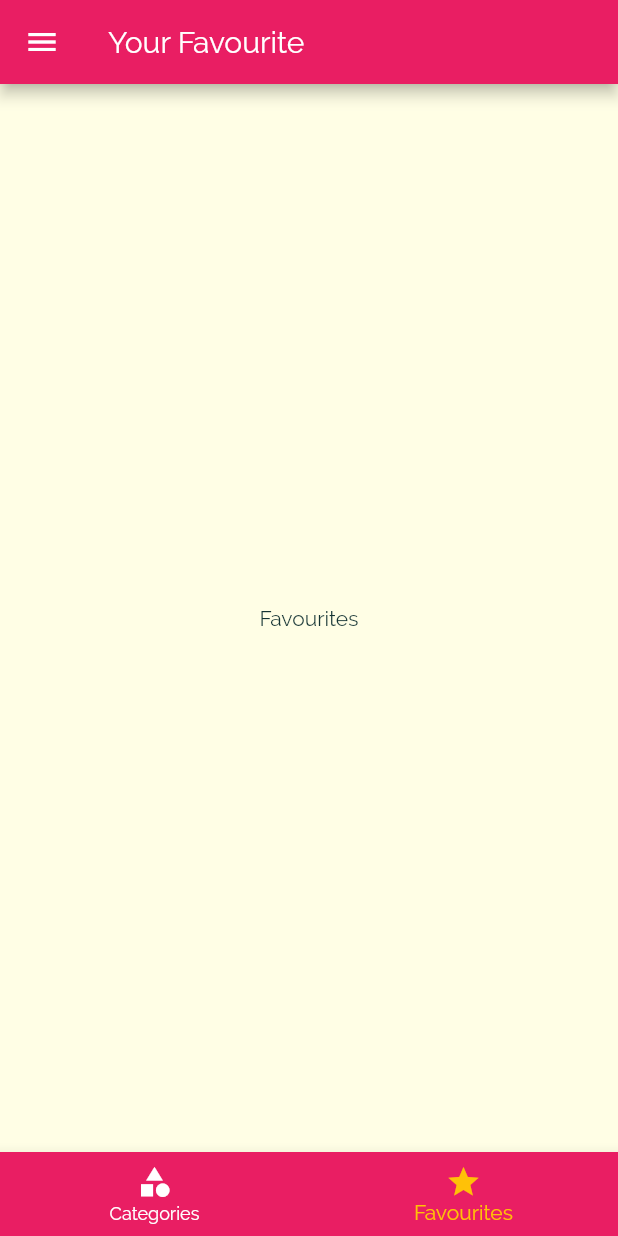
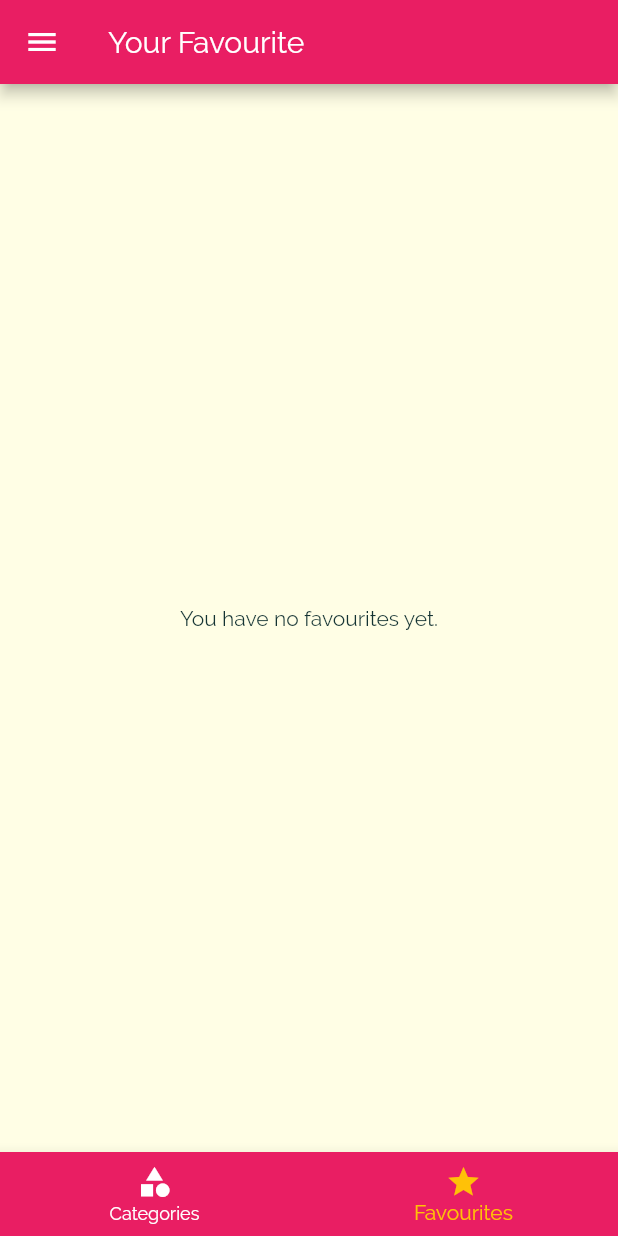
Before and after one commit to My-Flutter-Learning/meals_app, a Flutter app: the screen it shows after launch, item 2 of the bottom bar chosen, on a phone screen of 412 x 824 dp. Run offline on Flutter 3.47's test engine with Material 2 defaults, Android fonts, the phone set to English and light mode, and no system bars.

Commit message:
Addind a Mark as Favourite feature

```diff
--- a/lib/main.dart
+++ b/lib/main.dart
@@ -27,6 +27,7 @@ class _MyAppState extends State<MyApp> {
   };
 
   List<Meals> _availableMeals = DUMMY_MEALS;
+  List<Meals> _favouriteMeals = [];
 
   void _setFilters(Map<String, bool> filterData) {
     setState(() {
@@ -50,6 +51,25 @@ class _MyAppState extends State<MyApp> {
     });
   }
 
+  void _toggleFavourites(String mealId) {
+    final existingIndex =
+        _favouriteMeals.indexWhere((meal) => meal.id == mealId);
+    if (existingIndex >= 0) {
+      setState(() {
+        _favouriteMeals.removeAt(existingIndex);
+      });
+    } else {
+      setState(() {
+        _favouriteMeals
+            .add(DUMMY_MEALS.firstWhere((meal) => meal.id == mealId));
+      });
+    }
+  }
+
+  bool _isMealFavourite (String id) {
+    return _favouriteMeals.any((meal) => meal.id == id);
+  }
+
   @override
   Widget build(BuildContext context) {
     return MaterialApp(
@@ -67,11 +87,12 @@ class _MyAppState extends State<MyApp> {
                 fontFamily: 'RobotoCondensed',
                 fontWeight: FontWeight.w500,
               ))),
-      home: const TabsScreen(),
+      home: TabsScreen(_favouriteMeals),
       routes: {
         CategoryMealsScreen.routeName: (context) =>
             CategoryMealsScreen(_availableMeals),
-        MealDetailScreen.routeName: (context) => const MealDetailScreen(),
+        MealDetailScreen.routeName: (context) =>
+            MealDetailScreen(_toggleFavourites, _isMealFavourite),
         FilterScreen.routeName: (context) => FilterScreen(_filters, _setFilters)
       },
       // This is used as a last resort i.e as a fallback page.
--- a/lib/screens/category_meals_screen.dart
+++ b/lib/screens/category_meals_screen.dart
@@ -57,7 +57,6 @@ class _CategoryMealsScreenState extends State<CategoryMealsScreen> {
               duration: displayedMeals[index].duration,
               complexity: displayedMeals[index].complexity,
               affordability: displayedMeals[index].affordability,
-              removeItem: _removeMeal,
             );
           },
           itemCount: displayedMeals.length,
--- a/lib/screens/favourites_screen.dart
+++ b/lib/screens/favourites_screen.dart
@@ -1,12 +1,27 @@
 import 'package:flutter/material.dart';
+import '../widgets/meal_item.dart';
+import '../models/meals.dart';
 
 class FavouritesScreen extends StatelessWidget {
-  const FavouritesScreen({ Key? key }) : super(key: key);
+  final List<Meals> favouriteMeals;
+
+  const FavouritesScreen(this.favouriteMeals, {Key? key}) : super(key: key);
 
   @override
   Widget build(BuildContext context) {
-    return const Center(
-      child: Text('Favourites')
-    );
+    if (favouriteMeals.isEmpty) {
+      return const Center(child: Text('You have no favourites yet.'));
+    } else {
+      return ListView.builder(itemBuilder: ((context, index) {
+        return MealItem(
+          id: favouriteMeals[index].id,
+          title: favouriteMeals[index].title,
+          imageUrl: favouriteMeals[index].imageUrl,
+          duration: favouriteMeals[index].duration,
+          complexity: favouriteMeals[index].complexity,
+          affordability: favouriteMeals[index].affordability,
+        );
+      }) , itemCount: favouriteMeals.length);
+    }
   }
 }
--- a/lib/screens/tabs_screen.dart
+++ b/lib/screens/tabs_screen.dart
@@ -1,20 +1,30 @@
 import 'package:flutter/material.dart';
-import 'package:meals_app/screens/categories_screen.dart';
-import 'package:meals_app/screens/favourites_screen.dart';
-import 'package:meals_app/widgets/main_drawer.dart';
+import '../screens/categories_screen.dart';
+import '../screens/favourites_screen.dart';
+import '../widgets/main_drawer.dart';
+import '../models/meals.dart';
 
 class TabsScreen extends StatefulWidget {
-  const TabsScreen({Key? key}) : super(key: key);
+  final List<Meals> favouriteMeals;
+  const TabsScreen(this.favouriteMeals, {Key? key}) : super(key: key);
 
   @override
   State<TabsScreen> createState() => _TabsScreenState();
 }
 
 class _TabsScreenState extends State<TabsScreen> {
-  final List<Map<String, Object>> _pages = [
-    {'page': const CategoriesScreen(), 'title': 'Categories'},
-    {'page': const FavouritesScreen(), 'title': 'Your Favourite'}
-  ];
+  late List<Map<String, Object>> _pages;
+
+  @override
+  void initState() {
+
+    _pages = [
+      {'page': const CategoriesScreen(), 'title': 'Categories'},
+      {'page': FavouritesScreen(widget.favouriteMeals), 'title': 'Your Favourite'}
+    ];
+
+    super.initState();
+  }
 
   int _selectedPageIndex = 0;
 
@@ -27,7 +37,8 @@ class _TabsScreenState extends State<TabsScreen> {
   @override
   Widget build(BuildContext context) {
     return Scaffold(
-      appBar: AppBar(title:  Text(_pages[_selectedPageIndex]['title'] as String)),
+      appBar:
+          AppBar(title: Text(_pages[_selectedPageIndex]['title'] as String)),
       drawer: const MainDrawer(),
       body: _pages[_selectedPageIndex]['page'] as Widget,
       bottomNavigationBar: BottomNavigationBar(
--- a/lib/widgets/meal_item.dart
+++ b/lib/widgets/meal_item.dart
@@ -9,7 +9,6 @@ class MealItem extends StatelessWidget {
   final int? duration;
   final Complexity? complexity;
   final Affordability? affordability;
-  final Function? removeItem;
 
   const MealItem(
       {@required this.id,
@@ -18,7 +17,6 @@ class MealItem extends StatelessWidget {
       @required this.duration,
       @required this.complexity,
       @required this.affordability,
-      @required this.removeItem,
       Key? key})
       : super(key: key);
 
@@ -52,7 +50,7 @@ class MealItem extends StatelessWidget {
     Navigator.of(context).pushNamed(MealDetailScreen.routeName,
         arguments: {'id': id, 'title': title}).then((result) {
       if (result != null) {
-        removeItem!(result);
+        // removeItem!(result);
       }
     });
   }
```
Also changed, not shown: lib/screens/meal_detail_screen.dart (+12 -12 lines).
